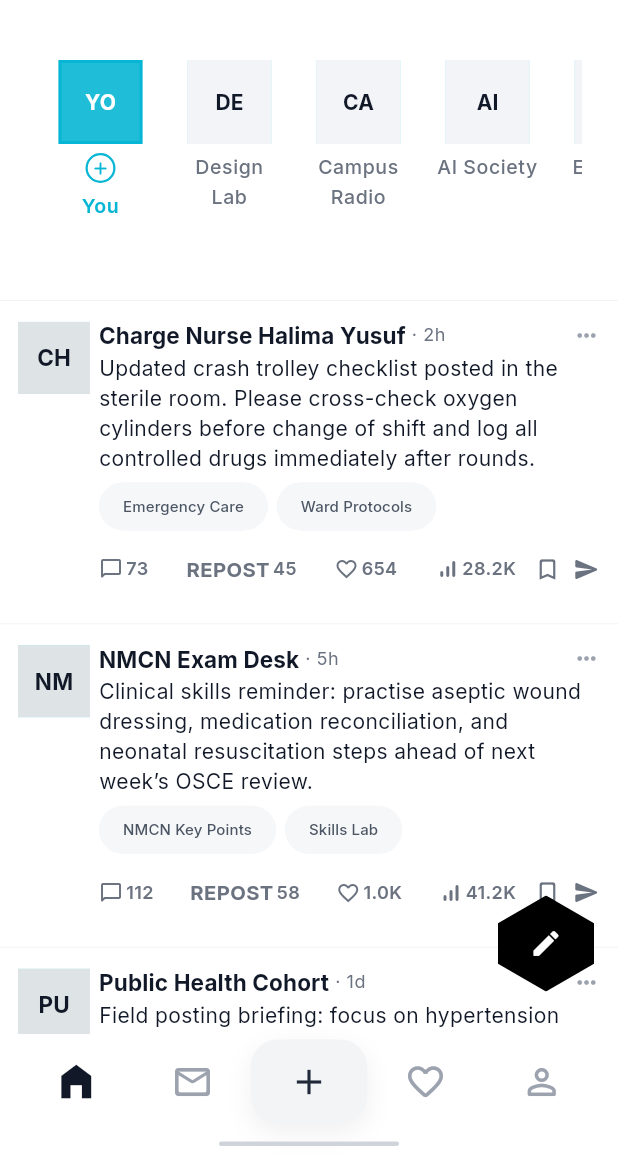
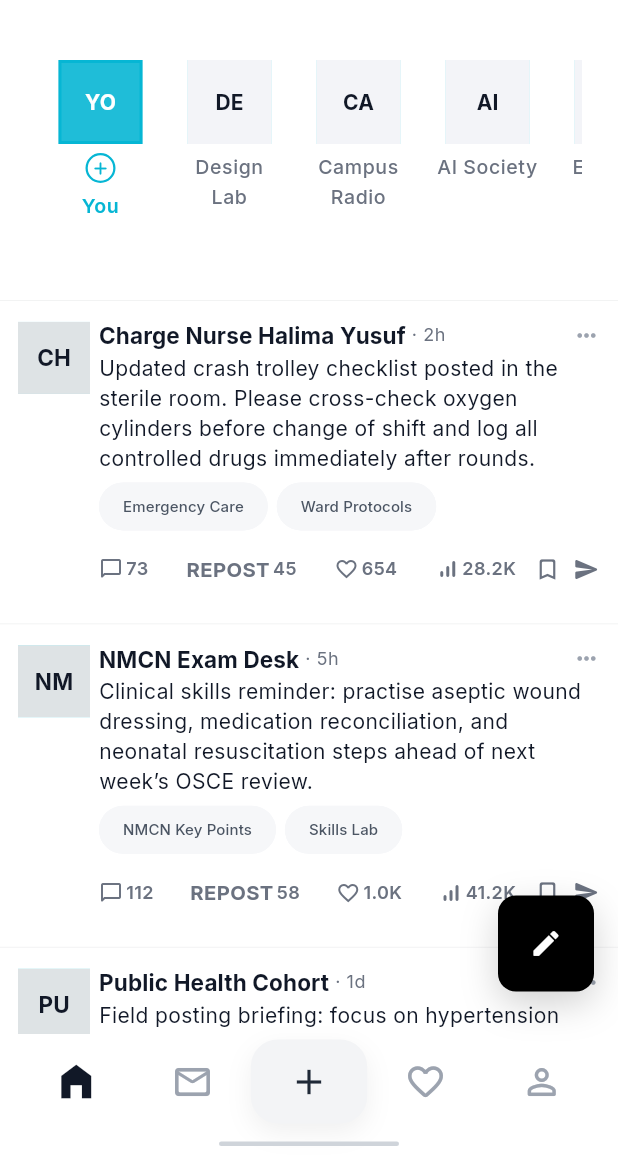
Before and after one commit to ayomide0806967/T19t97ou, a Flutter app: the HomeScreen screen opened directly, on a phone screen of 412 x 824 dp, the part 72-1236 px from its top. Run offline on Flutter 3.47's test engine with Material 3 defaults, Android fonts, the phone set to English and light mode, and no system bars; our stand-ins replace firebase_auth, firebase_core, google_fonts, google_sign_in, image_picker, shared_preferences; accounts and stored records are empty.

Commit message:
Remove legacy hexagon button shapes; FAB is now rectangular black.

```diff
--- a/lib/screens/home_screen.dart
+++ b/lib/screens/home_screen.dart
@@ -1333,45 +1333,33 @@ class _HexagonComposeButton extends StatelessWidget {
 
   @override
   Widget build(BuildContext context) {
-    final theme = Theme.of(context);
-    // Solid black floating composer button
-    final Color glassColor = Colors.black;
-    final Color borderColor = Colors.black;
+    // Solid black rectangular composer button
+    final Color buttonColor = Colors.black;
+    final BorderRadius radius = BorderRadius.circular(12);
 
     return SizedBox(
       width: 64,
       height: 64,
-      child: Stack(
-        fit: StackFit.expand,
-        children: [
-          ClipPath(
-            clipper: _HexagonButtonClipper(),
-            child: BackdropFilter(
-              filter: ui.ImageFilter.blur(sigmaX: 18, sigmaY: 18),
+      child: Material(
+        color: Colors.transparent,
+        child: InkWell(
+          onTap: onTap,
+          borderRadius: radius,
+          splashColor: Colors.white.withValues(alpha: 0.15),
+          highlightColor: Colors.white.withValues(alpha: 0.08),
           child: DecoratedBox(
             decoration: BoxDecoration(
-                  color: glassColor,
-                  border: Border.all(color: borderColor, width: 1.2),
+              color: buttonColor,
+              borderRadius: radius,
               boxShadow: [
                 BoxShadow(
-                      color: Colors.black.withValues(alpha: 0.15),
+                  color: Colors.black.withValues(alpha: 0.18),
                   blurRadius: 20,
                   offset: const Offset(0, 8),
                 ),
               ],
             ),
-              ),
-            ),
-          ),
-          Material(
-            color: Colors.transparent,
-            shape: const _HexagonBorder(),
-            child: InkWell(
-              onTap: onTap,
-              customBorder: const _HexagonBorder(),
-              splashColor: theme.colorScheme.primary.withValues(alpha: 0.15),
-              highlightColor: Colors.transparent,
-              child: Center(
+            child: const Center(
               child: Icon(
                 Icons.edit_rounded,
                 color: Colors.white,
@@ -1380,68 +1368,12 @@ class _HexagonComposeButton extends StatelessWidget {
             ),
           ),
         ),
-        ],
-      ),
-    );
-  }
-}
-
-class _HexagonButtonClipper extends CustomClipper<Path> {
-  @override
-  Path getClip(Size size) {
-    final Path path = Path();
-    final double w = size.width;
-    final double h = size.height;
-    final double triangleHeight = w * 0.288675;
-
-    path
-      ..moveTo(w / 2, 0)
-      ..lineTo(w, triangleHeight)
-      ..lineTo(w, h - triangleHeight)
-      ..lineTo(w / 2, h)
-      ..lineTo(0, h - triangleHeight)
-      ..lineTo(0, triangleHeight)
-      ..close();
-    return path;
-  }
-
-  @override
-  bool shouldReclip(covariant CustomClipper<Path> oldClipper) => false;
-}
-
-class _HexagonBorder extends ShapeBorder {
-  const _HexagonBorder();
-
-  @override
-  EdgeInsetsGeometry get dimensions => EdgeInsets.zero;
-
-  @override
-  ShapeBorder scale(double t) => const _HexagonBorder();
-
-  @override
-  Path getOuterPath(Rect rect, {TextDirection? textDirection}) {
-    final Path path = Path();
-    final double w = rect.width;
-    final double triangleHeight = w * 0.288675; // tan(30°)/2 * w
-
-    path
-      ..moveTo(rect.left + w / 2, rect.top)
-      ..lineTo(rect.right, rect.top + triangleHeight)
-      ..lineTo(rect.right, rect.bottom - triangleHeight)
-      ..lineTo(rect.left + w / 2, rect.bottom)
-      ..lineTo(rect.left, rect.bottom - triangleHeight)
-      ..lineTo(rect.left, rect.top + triangleHeight)
-      ..close();
-    return path;
-  }
-
-  @override
-  Path getInnerPath(Rect rect, {TextDirection? textDirection}) =>
-      getOuterPath(rect, textDirection: textDirection);
-
-  @override
-  void paint(Canvas canvas, Rect rect, {TextDirection? textDirection}) {}
-}
+      ),
+    );
+  }
+}
+
+// Legacy hexagon button shapes removed after switching to rectangular FAB
 
 class _StoryRail extends StatelessWidget {
   const _StoryRail();
```
Lines whose indentation alone changed are shown as unchanged.
